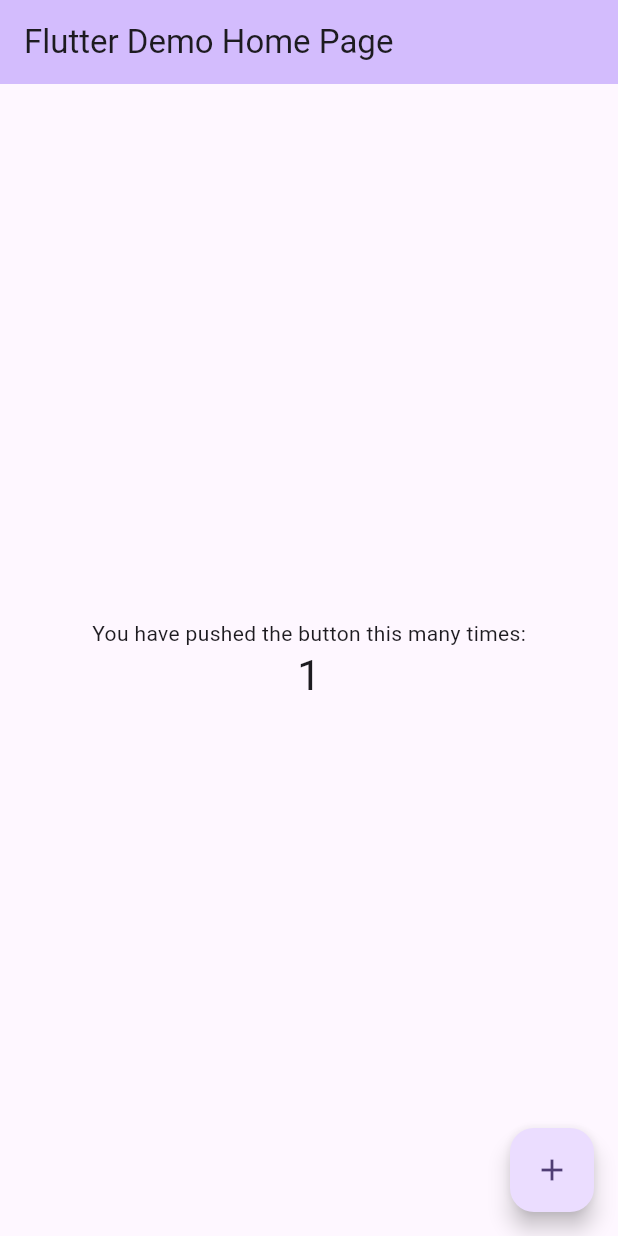
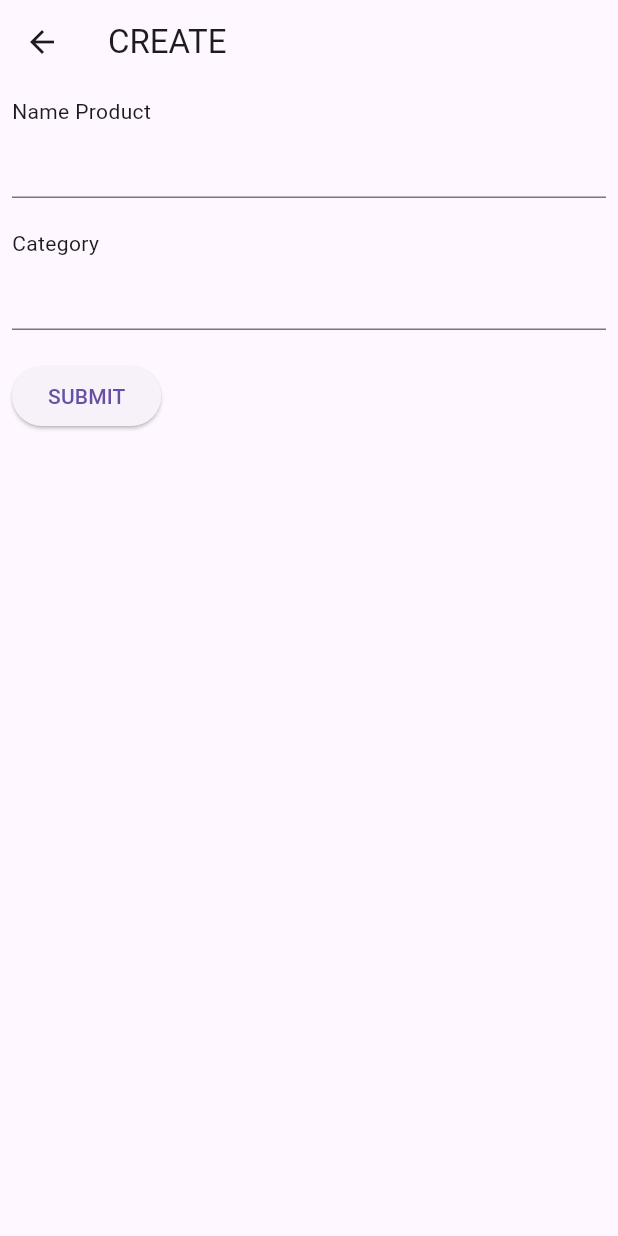
Before and after one commit to wildanarkan/latihan_sqflite, a Flutter app: the screen it shows after launch, after a tap on the "add" icon, on a phone screen of 412 x 824 dp. Run offline on Flutter 3.47's test engine with Material 3 defaults, Android fonts, the phone set to English and light mode, and no system bars; our stand-ins replace sqflite; accounts and stored records are empty.

Commit message:
feat: Create & Read SQFLite

```diff
--- /dev/null
+++ b/lib/create.dart
@@ -0,0 +1,62 @@
+import 'package:flutter/material.dart';
+import 'package:latihan_sqflite/database_instance.dart';
+import 'package:sqflite/sqflite.dart';
+
+class CreateScreen extends StatefulWidget {
+  const CreateScreen({super.key});
+
+  @override
+  State<CreateScreen> createState() => _CreateScreenState();
+}
+
+class _CreateScreenState extends State<CreateScreen> {
+  DatabaseInstance databaseInstance = DatabaseInstance();
+  TextEditingController nameC = TextEditingController();
+  TextEditingController categoryC = TextEditingController();
+
+  @override
+  void initState() {
+    // TODO: implement initState
+    databaseInstance.database();
+    super.initState();
+  }
+
+  @override
+  Widget build(BuildContext context) {
+    return Scaffold(
+      appBar: AppBar(title: Text("CREATE"),),
+      body: Padding(
+        padding: const EdgeInsets.all(8.0),
+        child: Column(
+          crossAxisAlignment: CrossAxisAlignment.start,
+          children: [
+            Text("Name Product"),
+            TextField(
+              controller: nameC,
+            ),
+            SizedBox(height: 20,),
+            Text("Category"),
+            TextField(
+              controller: categoryC,
+            ),
+            SizedBox(height: 20,),
+            ElevatedButton(onPressed: () async{
+              await databaseInstance.insert(
+                {
+                  'name': nameC.text,
+                  'category': categoryC.text,
+                  'created_at': DateTime.now().toString(),
+                  'update_at': DateTime.now().toString(),
+                }
+              );
+              Navigator.pop(context);
+              setState(() {
+
+              });
+            }, child: Text("SUBMIT"))
+          ],
+        ),
+      ),
+    );
+  }
+}
--- /dev/null
+++ b/lib/database_instance.dart
@@ -0,0 +1,47 @@
+import 'dart:io';
+import 'package:latihan_sqflite/product_model.dart';
+import 'package:path_provider/path_provider.dart';
+import 'package:sqflite/sqflite.dart';
+import 'package:path/path.dart';
+
+class DatabaseInstance {
+  final String _databaseName = 'my_database.db';
+  final int _databaseVersion = 1;
+
+  final String table = 'product';
+  final String  id = 'id';
+  final String  name = 'name';
+  final String  category = 'category';
+  final String  createdAt = 'created_at';
+  final String  updateAt = 'update_at';
+
+ Database? _database;
+
+ Future<Database> database() async {
+  if(_database != null) return _database!;
+  _database = await _initDatabase();
+  return _database!;
+ }
+
+ Future _initDatabase() async {
+  Directory documentDirectory = await getApplicationDocumentsDirectory();
+  String path = join(documentDirectory.path, _databaseName);
+  return openDatabase(path, version: _databaseVersion, onCreate: _onCreate);
+ }
+
+ Future _onCreate(Database db, int version) async{
+  await db.execute('CREATE TABLE $table ($id INTEGER PRIMARY KEY, $name TEXT NULL, $category TEXT NULL, $createdAt TEXT NULL, $updateAt TEXT NULL)');
+ }
+
+ Future<List<ProductModel>> all() async{
+  final data = await _database!.query(table);
+  List<ProductModel> result = data.map((e) => ProductModel.fromJson(e)).toList();
+  print(result);
+  return result;
+ }
+
+ Future<int> insert(Map<String, dynamic> row) async {
+  final query = await _database!.insert(table, row);
+  return query;
+ }
+}
--- a/lib/main.dart
+++ b/lib/main.dart
@@ -1,125 +1,77 @@
 import 'package:flutter/material.dart';
+import 'package:latihan_sqflite/create.dart';
+import 'package:latihan_sqflite/database_instance.dart';
+import 'package:latihan_sqflite/product_model.dart';
 
 void main() {
-  runApp(const MyApp());
+  runApp(MyApp());
 }
 
 class MyApp extends StatelessWidget {
   const MyApp({super.key});
 
-  // This widget is the root of your application.
   @override
   Widget build(BuildContext context) {
     return MaterialApp(
-      title: 'Flutter Demo',
-      theme: ThemeData(
-        // This is the theme of your application.
-        //
-        // TRY THIS: Try running your application with "flutter run". You'll see
-        // the application has a purple toolbar. Then, without quitting the app,
-        // try changing the seedColor in the colorScheme below to Colors.green
-        // and then invoke "hot reload" (save your changes or press the "hot
-        // reload" button in a Flutter-supported IDE, or press "r" if you used
-        // the command line to start the app).
-        //
-        // Notice that the counter didn't reset back to zero; the application
-        // state is not lost during the reload. To reset the state, use hot
-        // restart instead.
-        //
-        // This works for code too, not just values: Most code changes can be
-        // tested with just a hot reload.
-        colorScheme: ColorScheme.fromSeed(seedColor: Colors.deepPurple),
-        useMaterial3: true,
-      ),
-      home: const MyHomePage(title: 'Flutter Demo Home Page'),
+      home: HomePage(),
     );
   }
 }
 
-class MyHomePage extends StatefulWidget {
-  const MyHomePage({super.key, required this.title});
-
-  // This widget is the home page of your application. It is stateful, meaning
-  // that it has a State object (defined below) that contains fields that affect
-  // how it looks.
-
-  // This class is the configuration for the state. It holds the values (in this
-  // case the title) provided by the parent (in this case the App widget) and
-  // used by the build method of the State. Fields in a Widget subclass are
-  // always marked "final".
-
-  final String title;
+class HomePage extends StatefulWidget {
+  const HomePage({super.key});
 
   @override
-  State<MyHomePage> createState() => _MyHomePageState();
+  State<HomePage> createState() => _HomePageState();
 }
 
-class _MyHomePageState extends State<MyHomePage> {
-  int _counter = 0;
+class _HomePageState extends State<HomePage> {
+  DatabaseInstance databaseInstance = DatabaseInstance();
 
-  void _incrementCounter() {
+  Future _refresh () async{
     setState(() {
-      // This call to setState tells the Flutter framework that something has
-      // changed in this State, which causes it to rerun the build method below
-      // so that the display can reflect the updated values. If we changed
-      // _counter without calling setState(), then the build method would not be
-      // called again, and so nothing would appear to happen.
-      _counter++;
+
     });
   }
 
   @override
+  void initState() {
+    // TODO: implement initState
+    databaseInstance.database();
+    super.initState();
+  }
+
+  @override
   Widget build(BuildContext context) {
-    // This method is rerun every time setState is called, for instance as done
-    // by the _incrementCounter method above.
-    //
-    // The Flutter framework has been optimized to make rerunning build methods
-    // fast, so that you can just rebuild anything that needs updating rather
-    // than having to individually change instances of widgets.
     return Scaffold(
       appBar: AppBar(
-        // TRY THIS: Try changing the color here to a specific color (to
-        // Colors.amber, perhaps?) and trigger a hot reload to see the AppBar
-        // change color while the other colors stay the same.
-        backgroundColor: Theme.of(context).colorScheme.inversePrimary,
-        // Here we take the value from the MyHomePage object that was created by
-        // the App.build method, and use it to set our appbar title.
-        title: Text(widget.title),
+        title: Text("SQFLITE"),
+        actions: [
+          IconButton(onPressed:  () => Navigator.push(context, MaterialPageRoute(builder: (context) => CreateScreen(),)), icon: Icon(Icons.add))
+        ],
       ),
-      body: Center(
-        // Center is a layout widget. It takes a single child and positions it
-        // in the middle of the parent.
-        child: Column(
-          // Column is also a layout widget. It takes a list of children and
-          // arranges them vertically. By default, it sizes itself to fit its
-          // children horizontally, and tries to be as tall as its parent.
-          //
-          // Column has various properties to control how it sizes itself and
-          // how it positions its children. Here we use mainAxisAlignment to
-          // center the children vertically; the main axis here is the vertical
-          // axis because Columns are vertical (the cross axis would be
-          // horizontal).
-          //
-          // TRY THIS: Invoke "debug painting" (choose the "Toggle Debug Paint"
-          // action in the IDE, or press "p" in the console), to see the
-          // wireframe for each widget.
-          mainAxisAlignment: MainAxisAlignment.center,
-          children: <Widget>[
-            const Text(
-              'You have pushed the button this many times:',
-            ),
-            Text(
-              '$_counter',
-              style: Theme.of(context).textTheme.headlineMedium,
-            ),
-          ],
+      body: RefreshIndicator(
+        onRefresh: _refresh,
+        child: FutureBuilder<List<ProductModel>>(
+          future: databaseInstance.all(),
+          builder: (context, snapshot) {
+            if (snapshot.hasData) {
+
+              return ListView.builder(
+                itemCount: snapshot.data!.length,
+                itemBuilder: (context, index) {
+                  return ListTile(
+                    title: Text(snapshot.data![index].name ?? ""),
+                  );
+                },
+              );
+            }else{
+                return Center(
+                  child: Text("Data masih kosong!"),);
+            }
+          },
         ),
       ),
-      floatingActionButton: FloatingActionButton(
-        onPressed: _incrementCounter,
-        tooltip: 'Increment',
-        child: const Icon(Icons.add),
-      ), // This trailing comma makes auto-formatting nicer for build methods.
     );
   }
 }
--- /dev/null
+++ b/lib/product_model.dart
@@ -0,0 +1,15 @@
+class ProductModel{
+  int? id;
+  String? name, category, createdAt, updateAt;
+
+  ProductModel({this.id, this.name, this.category, this.createdAt, this.updateAt});
+
+  factory ProductModel.fromJson(Map<String,dynamic> json){
+    return ProductModel(
+      id: json['id'],
+      name: json['name'],
+      category: json['category'],
+      createdAt: json['created_at'],
+    );
+  }
+}
```
